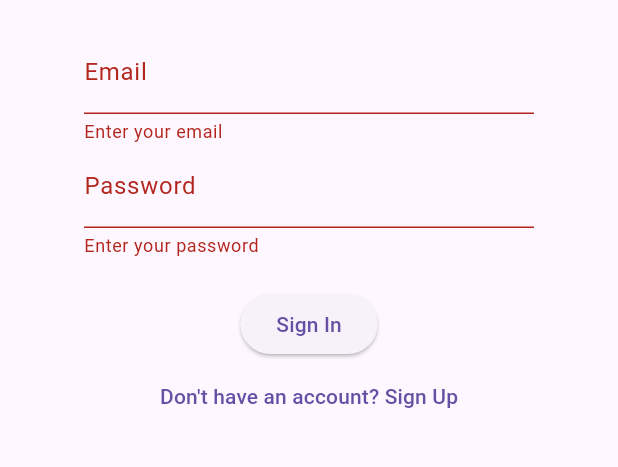
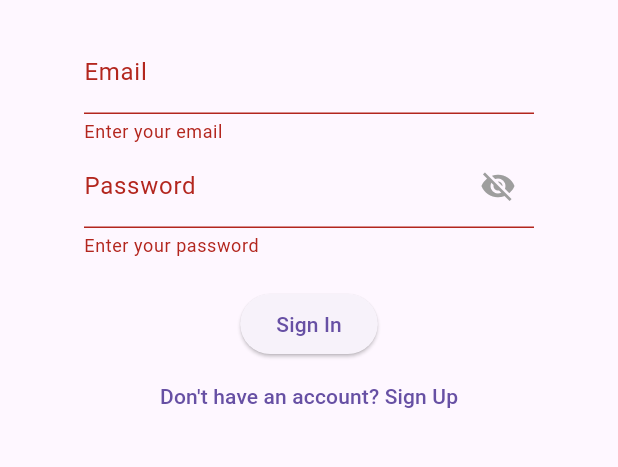
Before and after one commit to Eco-Collect-Mobile-App/EcoCollect-Web, a Flutter app: the screen it shows after launch, after a tap on "Sign In", on a phone screen of 412 x 824 dp, the part 594-1061 px from its top. Run offline on Flutter 3.47's test engine with Material 3 defaults, Android fonts, the phone set to English and light mode, and no system bars; our stand-ins replace cloud_firestore, firebase_auth, firebase_core, fl_chart, pdf, printing; accounts and stored records are empty.

Commit message:
updated version

```diff
--- a/lib/webapp/screens/signin_screen.dart
+++ b/lib/webapp/screens/signin_screen.dart
@@ -12,6 +12,7 @@ class _SignInPageState extends State<SignInPage> {
   final _formKey = GlobalKey<FormState>();
   String _email = '';
   String _password = '';
+  bool _obscurePassword = true;
 
   Future<void> _signIn() async {
     if (_formKey.currentState!.validate()) {
@@ -61,8 +62,26 @@ class _SignInPageState extends State<SignInPage> {
                     onSaved: (value) => _email = value!,
                   ),
                   TextFormField(
-                    decoration: InputDecoration(labelText: 'Password'),
-                    obscureText: true,
+                    decoration: InputDecoration(
+                      labelText: 'Password',
+                      suffixIcon: IconButton(
+                        icon: Icon(
+                          _obscurePassword
+                              ? Icons.visibility_off
+                              : Icons
+                                  .visibility, // Change icon based on visibility
+                          color: Colors.grey,
+                        ),
+                        onPressed: () {
+                          setState(() {
+                            _obscurePassword =
+                                !_obscurePassword; // Toggle password visibility
+                          });
+                        },
+                      ),
+                    ),
+                    obscureText:
+                        _obscurePassword, // Hide or show the password based on state
                     validator: (value) =>
                         value!.isEmpty ? 'Enter your password' : null,
                     onSaved: (value) => _password = value!,
```
Also changed, not shown: lib/webapp/screens/dRegistration.dart (+47 -3 lines).
